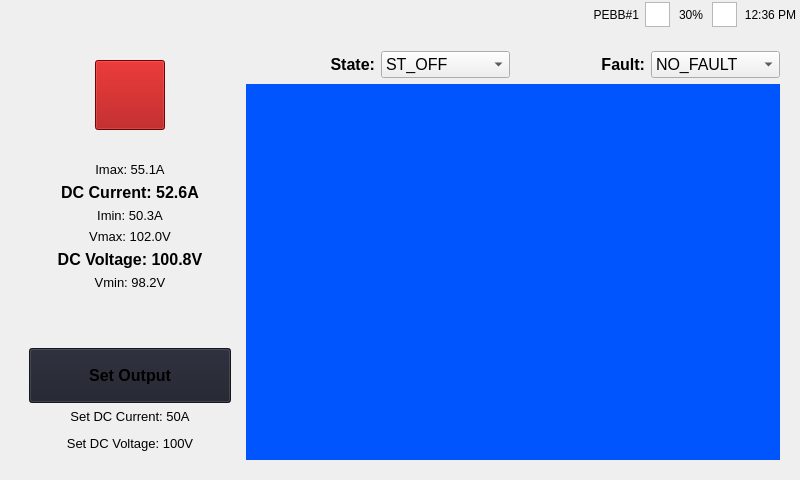
Before: the Qt Designer form mainwindow.ui in ChauLe19/MDE_HMI, drawn with Qt 5.
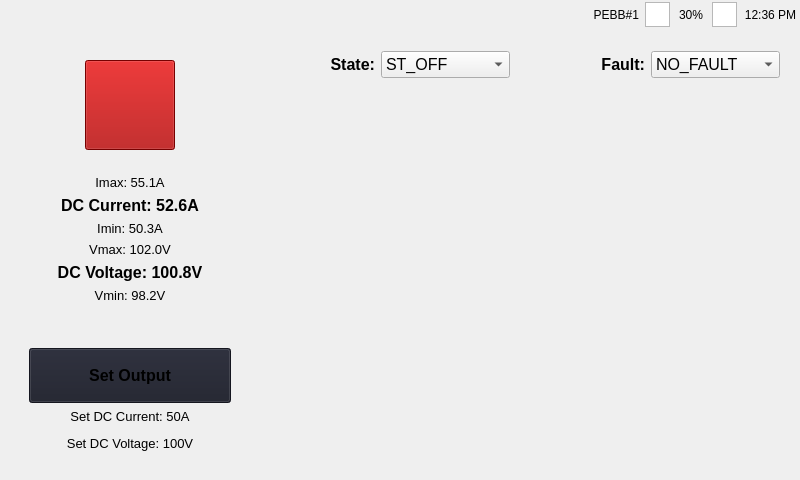
After: the same form once the commit is applied. Icons and pictures are not drawn.

Patch:
```diff
--- a/mainwindow.ui
+++ b/mainwindow.ui
@@ -160,6 +160,11 @@
     </item>
     <item>
      <widget class="QWidget" name="verticalWidget" native="true">
+      <property name="font">
+       <font>
+        <pointsize>11</pointsize>
+       </font>
+      </property>
       <layout class="QVBoxLayout" name="WrapperLayout">
        <property name="spacing">
         <number>0</number>
@@ -215,14 +220,14 @@
                   </property>
                   <property name="minimumSize">
                    <size>
-                    <width>70</width>
-                    <height>70</height>
+                    <width>90</width>
+                    <height>90</height>
                    </size>
                   </property>
                   <property name="maximumSize">
                    <size>
-                    <width>70</width>
-                    <height>70</height>
+                    <width>90</width>
+                    <height>90</height>
                    </size>
                   </property>
                   <property name="styleSheet">
@@ -551,12 +556,16 @@
                    <height>350</height>
                   </size>
                  </property>
+                 <property name="font">
+                  <font>
+                   <pointsize>12</pointsize>
+                  </font>
+                 </property>
                  <property name="autoFillBackground">
                   <bool>false</bool>
                  </property>
                  <property name="styleSheet">
-                  <string notr="true">border-color: rgb(85, 170, 127);
-background-color: rgb(0, 85, 255);</string>
+                  <string notr="true"/>
                  </property>
                  <layout class="QVBoxLayout" name="oscilloscopeLayout">
                   <property name="spacing">
```
